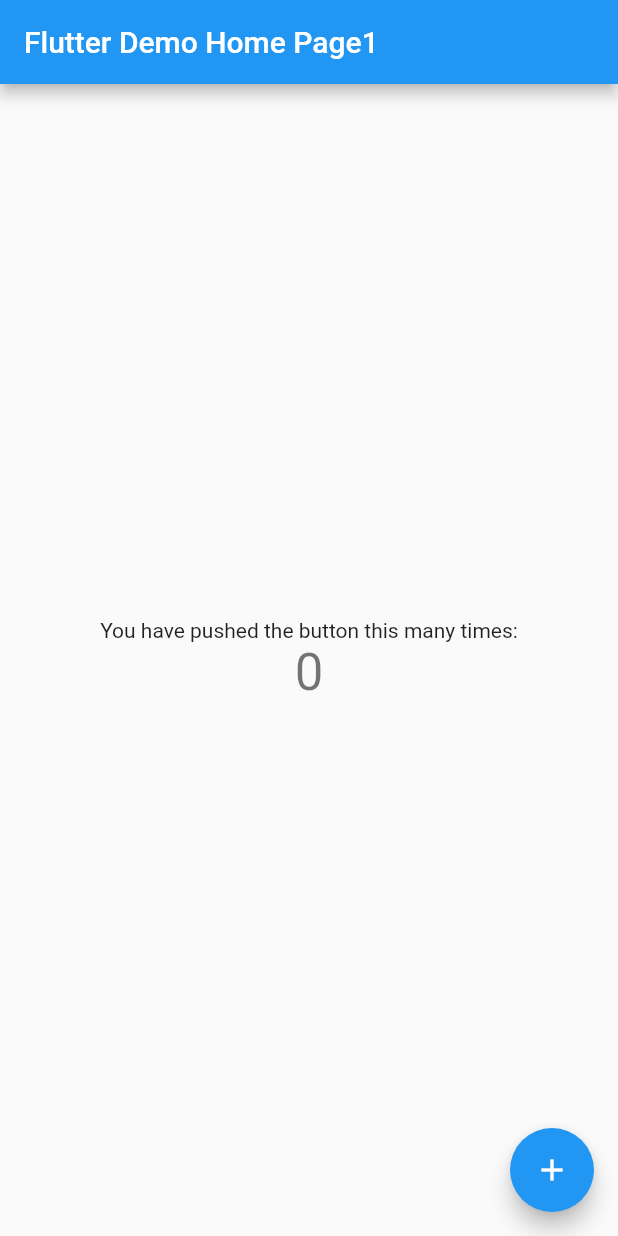
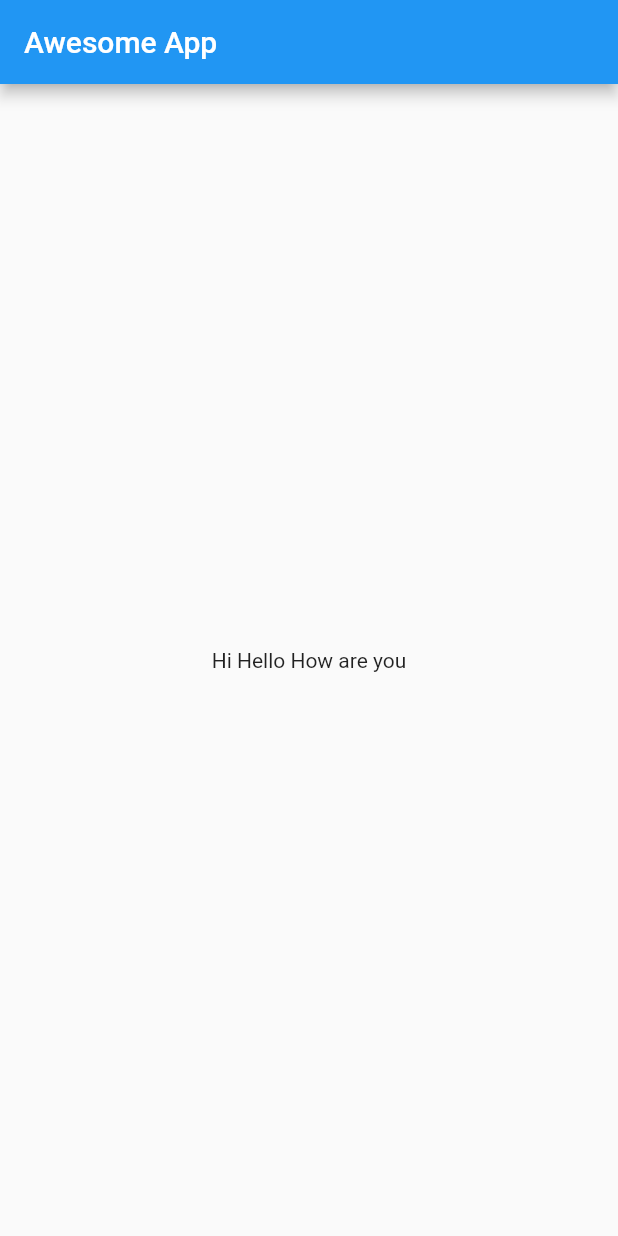
Before and after one commit to rajeshb001/sanatan-dharam, a Flutter app: the screen it shows after launch, on a phone screen of 412 x 824 dp. Run offline on Flutter 3.47's test engine with Material 2 defaults, Android fonts, the phone set to English and light mode, and no system bars.

Commit message:
Chapter 1 Completed

```diff
--- a/lib/main.dart
+++ b/lib/main.dart
@@ -1,117 +1,22 @@
 import 'package:flutter/material.dart';
 
-void main() {
-  runApp(MyApp());
+void main(){
+  runApp(MaterialApp(
+    title: 'Awesome App',
+    home: HomePage(),
+  ));
 }
 
-class MyApp extends StatelessWidget {
-  // This widget is the root of your application.
+class HomePage extends StatelessWidget {
   @override
   Widget build(BuildContext context) {
-    return MaterialApp(
-      title: 'Flutter Demo1',
-      theme: ThemeData(
-        // This is the theme of your application.
-        //
-        // Try running your application with "flutter run". You'll see the
-        // application has a blue toolbar. Then, without quitting the app, try
-        // changing the primarySwatch below to Colors.green and then invoke
-        // "hot reload" (press "r" in the console where you ran "flutter run",
-        // or simply save your changes to "hot reload" in a Flutter IDE).
-        // Notice that the counter didn't reset back to zero; the application
-        // is not restarted.
-        primarySwatch: Colors.blue,
-        // This makes the visual density adapt to the platform that you run
-        // the app on. For desktop platforms, the controls will be smaller and
-        // closer together (more dense) than on mobile platforms.
-        visualDensity: VisualDensity.adaptivePlatformDensity,
+    return Scaffold(
+      appBar: AppBar(
+        title: Text('Awesome App'),
       ),
-      home: MyHomePage(title: 'Flutter Demo Home Page1'),
+      body: Container(
+        child: Center(child: Text('Hi Hello How are you')),
+      ),
     );
   }
 }
-
-class MyHomePage extends StatefulWidget {
-  MyHomePage({Key key, this.title}) : super(key: key);
-
-  // This widget is the home page of your application. It is stateful, meaning
-  // that it has a State object (defined below) that contains fields that affect
-  // how it looks.
-
-  // This class is the configuration for the state. It holds the values (in this
-  // case the title) provided by the parent (in this case the App widget) and
-  // used by the build method of the State. Fields in a Widget subclass are
-  // always marked "final".
-
-  final String title;
-
-  @override
-  _MyHomePageState createState() => _MyHomePageState();
-}
-
-class _MyHomePageState extends State<MyHomePage> {
-  int _counter = 0;
-
-  void _incrementCounter() {
-    setState(() {
-      // This call to setState tells the Flutter framework that something has
-      // changed in this State, which causes it to rerun the build method below
-      // so that the display can reflect the updated values. If we changed
-      // _counter without calling setState(), then the build method would not be
-      // called again, and so nothing would appear to happen.
-      _counter++;
-    });
-  }
-
-  @override
-  Widget build(BuildContext context) {
-    // This method is rerun every time setState is called, for instance as done
-    // by the _incrementCounter method above.
-    //
-    // The Flutter framework has been optimized to make rerunning build methods
-    // fast, so that you can just rebuild anything that needs updating rather
-    // than having to individually change instances of widgets.
-    return Scaffold(
-      appBar: AppBar(
-        // Here we take the value from the MyHomePage object that was created by
-        // the App.build method, and use it to set our appbar title.
-        title: Text(widget.title),
-      ),
-      body: Center(
-        // Center is a layout widget. It takes a single child and positions it
-        // in the middle of the parent.
-        child: Column(
-          // Column is also a layout widget. It takes a list of children and
-          // arranges them vertically. By default, it sizes itself to fit its
-          // children horizontally, and tries to be as tall as its parent.
-          //
-          // Invoke "debug painting" (press "p" in the console, choose the
-          // "Toggle Debug Paint" action from the Flutter Inspector in Android
-          // Studio, or the "Toggle Debug Paint" command in Visual Studio Code)
-          // to see the wireframe for each widget.
-          //
-          // Column has various properties to control how it sizes itself and
-          // how it positions its children. Here we use mainAxisAlignment to
-          // center the children vertically; the main axis here is the vertical
-          // axis because Columns are vertical (the cross axis would be
-          // horizontal).
-          mainAxisAlignment: MainAxisAlignment.center,
-          children: <Widget>[
-            Text(
-              'You have pushed the button this many times:',
-            ),
-            Text(
-              '$_counter',
-              style: Theme.of(context).textTheme.headline4,
-            ),
-          ],
-        ),
-      ),
-      floatingActionButton: FloatingActionButton(
-        onPressed: _incrementCounter,
-        tooltip: 'Increment',
-        child: Icon(Icons.add),
-      ), // This trailing comma makes auto-formatting nicer for build methods.
-    );
-  }
-}
```
Also changed, not shown: 1 other file.
